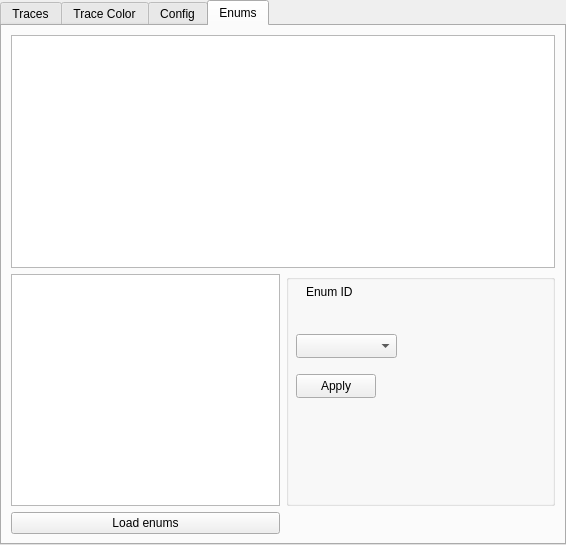
Before: the Qt Designer form includes/TraceWindow/tracewindowsettings.ui in whiskeyAndrew/BaicalGuiServer, drawn with Qt 5.
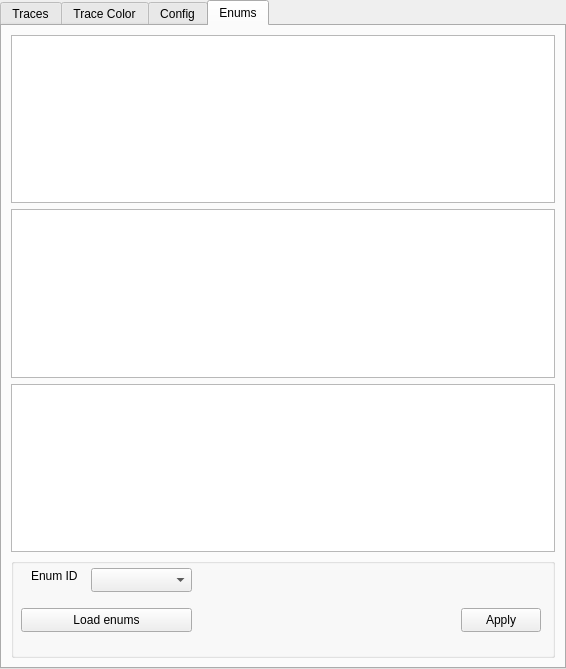
After: the same form once the commit is applied.

Commit message:
little traceWindowSettings rework
start of enum reworking

Diff of the .ui file:
```diff
--- a/includes/TraceWindow/tracewindowsettings.ui
+++ b/includes/TraceWindow/tracewindowsettings.ui
@@ -7,7 +7,7 @@
     <x>0</x>
     <y>0</y>
     <width>566</width>
-    <height>545</height>
+    <height>669</height>
    </rect>
   </property>
   <property name="windowTitle">
@@ -821,7 +821,7 @@
        <property name="sizeConstraint">
         <enum>QLayout::SetDefaultConstraint</enum>
        </property>
-       <item row="0" column="0" colspan="2">
+       <item row="0" column="0" colspan="3">
         <widget class="QListWidget" name="enumsList">
          <property name="verticalScrollMode">
           <enum>QAbstractItemView::ScrollPerPixel</enum>
@@ -831,14 +831,7 @@
          </property>
         </widget>
        </item>
-       <item row="2" column="0">
-        <widget class="QPushButton" name="loadEnumsFromTXT">
-         <property name="text">
-          <string>Load enums</string>
-         </property>
-        </widget>
-       </item>
-       <item row="1" column="1">
+       <item row="4" column="0" colspan="3">
         <widget class="QGroupBox" name="groupBox_4">
          <property name="sizePolicy">
           <sizepolicy hsizetype="Expanding" vsizetype="Expanding">
@@ -846,6 +839,12 @@
            <verstretch>0</verstretch>
           </sizepolicy>
          </property>
+         <property name="minimumSize">
+          <size>
+           <width>0</width>
+           <height>100</height>
+          </size>
+         </property>
          <property name="title">
           <string/>
          </property>
@@ -878,8 +877,8 @@
          <widget class="QComboBox" name="traceIDforEnums">
           <property name="geometry">
            <rect>
-            <x>10</x>
-            <y>60</y>
+            <x>80</x>
+            <y>10</y>
             <width>101</width>
             <height>24</height>
            </rect>
@@ -888,8 +887,8 @@
          <widget class="QPushButton" name="applyEnumToTraceById">
           <property name="geometry">
            <rect>
-            <x>10</x>
-            <y>100</y>
+            <x>450</x>
+            <y>50</y>
             <width>80</width>
             <height>24</height>
            </rect>
@@ -898,11 +897,46 @@
            <string>Apply</string>
           </property>
          </widget>
+         <widget class="QPushButton" name="loadEnumsFromTXT">
+          <property name="geometry">
+           <rect>
+            <x>10</x>
+            <y>50</y>
+            <width>171</width>
+            <height>24</height>
+           </rect>
+          </property>
+          <property name="text">
+           <string>Load enums</string>
+          </property>
+         </widget>
         </widget>
        </item>
-       <item row="1" column="0">
+       <item row="1" column="0" colspan="3">
         <widget class="QListWidget" name="enumsElements"/>
        </item>
+       <item row="2" column="0" colspan="3">
+        <widget class="QTableWidget" name="rawTracesTable">
+         <property name="autoScroll">
+          <bool>false</bool>
+         </property>
+         <property name="editTriggers">
+          <set>QAbstractItemView::AnyKeyPressed|QAbstractItemView::DoubleClicked|QAbstractItemView::EditKeyPressed</set>
+         </property>
+         <attribute name="horizontalHeaderVisible">
+          <bool>false</bool>
+         </attribute>
+         <attribute name="horizontalHeaderCascadingSectionResizes">
+          <bool>true</bool>
+         </attribute>
+         <attribute name="verticalHeaderVisible">
+          <bool>false</bool>
+         </attribute>
+         <attribute name="verticalHeaderCascadingSectionResizes">
+          <bool>false</bool>
+         </attribute>
+        </widget>
+       </item>
       </layout>
      </widget>
     </widget>
```
The commit also changes 3 other files.
